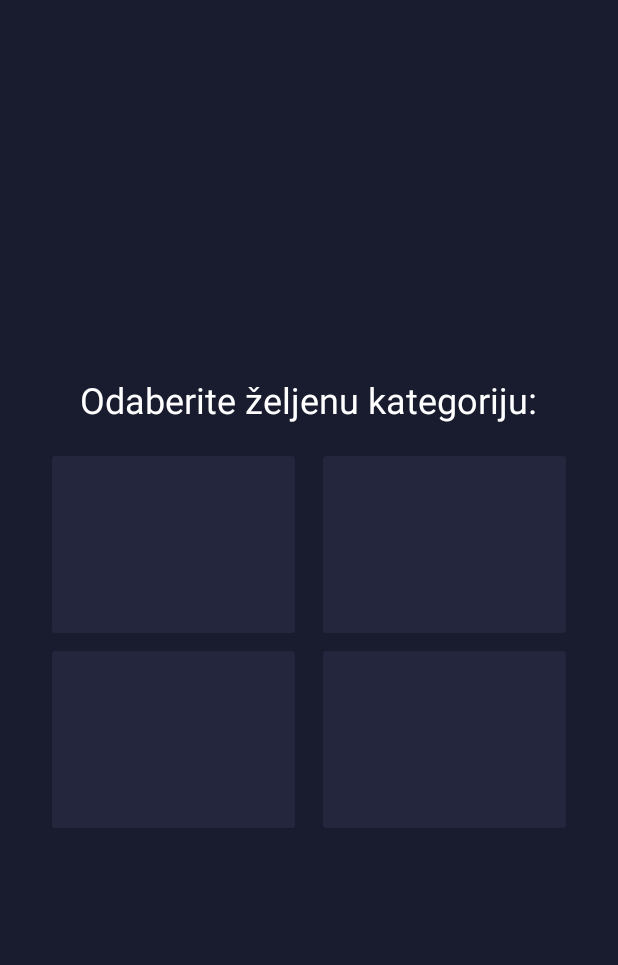
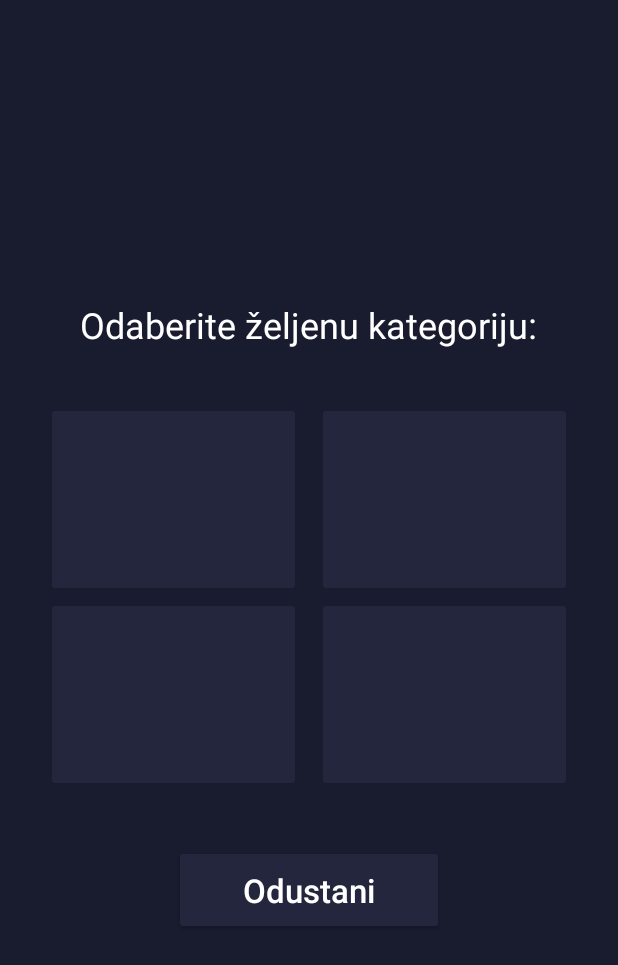
Before and after one commit to K0MaR1K/Sektor45Project, an Android app: the screen it shows after launch (BillActivity), after a tap on an icon or button, on a phone screen of 412 x 824 dp. Shown: the top 965 px of the screen. Run offline under Robolectric (Android 15) with nearby library versions, the light colour scheme and no system bars; 1 statement that could not run was skipped.

Commit message:
add go to welcome screen button

```diff
--- a/app/src/main/java/com/payten/ecrdemo/BillActivity.java
+++ b/app/src/main/java/com/payten/ecrdemo/BillActivity.java
@@ -100,6 +100,7 @@ public class BillActivity extends AppCompatActivity implements View.OnClickListe
     ImageButton btnCategory2;
     ImageButton btnCategory3;
     ImageButton btnCategory4;
+    Button btnGoToWelcomeScreen;
     ImageButton btnGoToCategoriesScreen;
     ImageButton btnGoToCategoriesScreen1;
     ImageButton  btnPay;
@@ -168,6 +169,7 @@ public class BillActivity extends AppCompatActivity implements View.OnClickListe
 
         btnPay = findViewById(R.id.button_pay);
         btnCancel = findViewById(R.id.button_back);
+        btnGoToWelcomeScreen = findViewById(R.id.go_to_welcome_screen_button);
         btnGoToCategoriesScreen = findViewById(R.id.go_to_categories_screen_button);
         btnGoToCategoriesScreen1 = findViewById(R.id.go_to_categories_screen_button1);
         btnCategory1 = findViewById(R.id.button_1);
@@ -177,6 +179,7 @@ public class BillActivity extends AppCompatActivity implements View.OnClickListe
 
         btnPay.setOnClickListener(this);
         btnCancel.setOnClickListener(this);
+        btnGoToWelcomeScreen.setOnClickListener(this);
         btnGoToCategoriesScreen.setOnClickListener(this);
         btnGoToCategoriesScreen1.setOnClickListener(this);
         btnCategory1.setOnClickListener(this);
@@ -963,9 +966,15 @@ public class BillActivity extends AppCompatActivity implements View.OnClickListe
             btnCancel.setVisibility(View.INVISIBLE);
             billTotal = BigDecimal.ZERO;
             billDataEntryList.clear(); */
+        } else if(id == R.id.go_to_welcome_screen_button){
+            View categoriesScreen = findViewById(R.id.categories_screen);
+            categoriesScreen.setVisibility(View.INVISIBLE);
+            View welcomeScreen = findViewById(R.id.welcome_screen);
+            welcomeScreen.setVisibility(View.VISIBLE);
+
         } else if(id == R.id.button_1 || id == R.id.button_2 || id == R.id.button_3 || id == R.id.button_4) {
             View categoriesScreen = findViewById(R.id.categories_screen);
-            categoriesScreen.setVisibility(View.VISIBLE);
+            categoriesScreen.setVisibility(View.INVISIBLE);
             View chargesScreen = findViewById(R.id.charges_screen);
             btnCategory1.setVisibility(View.INVISIBLE);
             btnCategory2.setVisibility(View.INVISIBLE);
--- a/app/src/main/res/layout/categories_screen.xml
+++ b/app/src/main/res/layout/categories_screen.xml
@@ -20,7 +20,8 @@
         android:layout_width="match_parent"
         android:layout_height="wrap_content"
         android:paddingVertical="15dp"
-        android:paddingHorizontal="20dp">
+        android:paddingHorizontal="20dp"
+        android:layout_marginVertical="20dp">
 
         <ImageButton
             android:id="@+id/button_1"
@@ -76,4 +77,14 @@
 
     </androidx.constraintlayout.widget.ConstraintLayout>
 
+    <Button
+        android:id="@+id/go_to_welcome_screen_button"
+        android:layout_width="180dp"
+        android:layout_height="wrap_content"
+        android:text="Odustani"
+        android:textAllCaps="false"
+        android:textColor="@color/white"
+        android:textSize="22dp"
+        android:padding="15dp"/>
+
 </LinearLayout>
```
Also changed, not shown: 34 other files.
